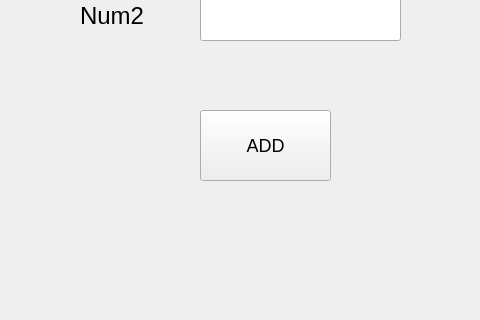
First picture: the form in Sample/front.ui, repository ayushkumar-25/Blood-Donation-Management-System, before the edit; both pictures show x 0 to 480 and y 300 to 620 of the 480 by 620 pixel window.
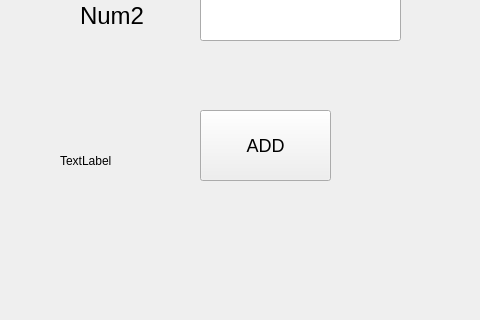
Second picture: the form after the edit.

Patch:
```diff
--- a/Sample/front.ui
+++ b/Sample/front.ui
@@ -117,6 +117,19 @@
     <enum>QLCDNumber::Flat</enum>
    </property>
   </widget>
+  <widget class="QLabel" name="label_3">
+   <property name="geometry">
+    <rect>
+     <x>60</x>
+     <y>440</y>
+     <width>71</width>
+     <height>41</height>
+    </rect>
+   </property>
+   <property name="text">
+    <string>TextLabel</string>
+   </property>
+  </widget>
  </widget>
  <resources/>
  <connections/>
```
